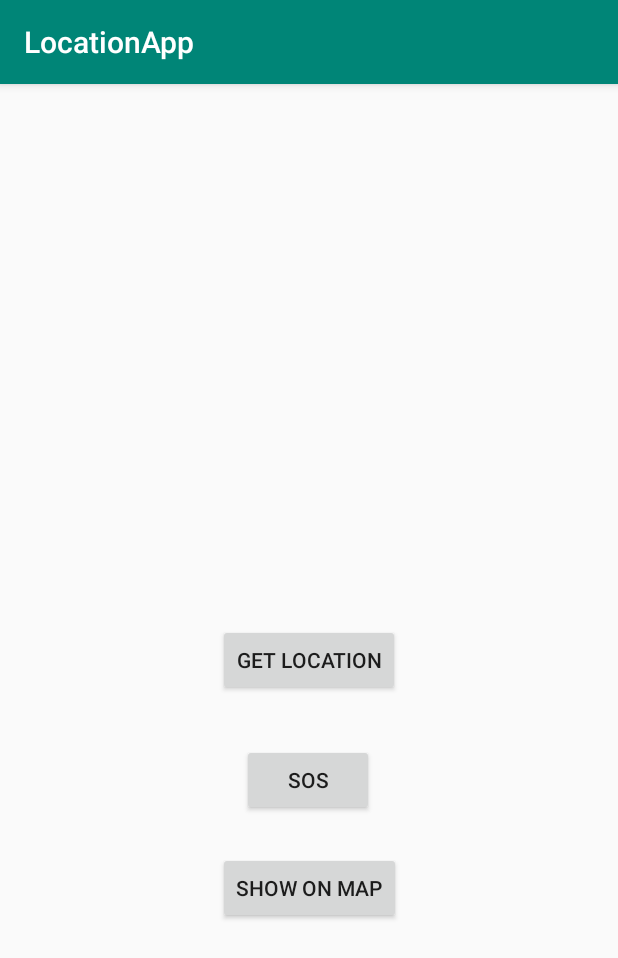
After one commit to amrhesham95/Android, an Android app: the MapActivity screen opened directly, with no data from a screen before it, on a phone screen of 412 x 824 dp. The commit adds this screen. Shown: the top 958 px of the screen. Run offline under Robolectric (Android 15) with nearby library versions, the phone set to English and light mode, and no system bars; libraries missing offline, so code that uses them is left out: com.here.android; 2 statements that could not run were skipped.

Commit message:
locationMaps_HERE_GOOGLE

```diff
--- /dev/null
+++ b/LocationApp/app/src/main/java/com/example/locationapp/MapActivity.java
@@ -0,0 +1,104 @@
+package com.example.locationapp;
+
+import android.Manifest;
+import android.content.pm.PackageManager;
+import android.support.annotation.NonNull;
+import android.support.v4.app.ActivityCompat;
+import android.support.v4.content.ContextCompat;
+import android.support.v7.app.AppCompatActivity;
+import android.os.Bundle;
+import android.widget.Toast;
+
+import com.here.android.mpa.common.GeoCoordinate;
+import com.here.android.mpa.common.OnEngineInitListener;
+import com.here.android.mpa.mapping.Map;
+import com.here.android.mpa.mapping.SupportMapFragment;
+
+import java.util.ArrayList;
+import java.util.Arrays;
+import java.util.List;
+
+public class MapActivity extends AppCompatActivity {
+    private final static int REQUEST_CODE_ASK_PERMISSIONS = 1;
+    private static final String[] REQUIRED_SDK_PERMISSIONS = new String[]{
+            Manifest.permission.ACCESS_FINE_LOCATION, Manifest.permission.WRITE_EXTERNAL_STORAGE};
+
+
+    // map embedded in the map fragment
+    private Map map = null;
+
+    // map fragment embedded in this activity
+    private SupportMapFragment mapFragment = null;
+
+    @Override
+    protected void onCreate(Bundle savedInstanceState) {
+        super.onCreate(savedInstanceState);
+        checkPermissions();
+    }
+
+    private void initialize() {
+        setContentView(R.layout.activity_main);
+
+        // Search for the map fragment to finish setup by calling init().
+        mapFragment = (SupportMapFragment) getSupportFragmentManager().findFragmentById(R.id.mapfragment);
+
+            mapFragment.init(new OnEngineInitListener() {
+            @Override
+            public void onEngineInitializationCompleted(OnEngineInitListener.Error error) {
+                if (error == OnEngineInitListener.Error.NONE) {
+                    // retrieve a reference of the map from the map fragment
+                    map = mapFragment.getMap();
+                    // Set the map center to the Vancouver region (no animation)
+                    map.setCenter(new GeoCoordinate(49.196261, -123.004773, 0.0),
+                            Map.Animation.NONE);
+                    // Set the zoom level to the average between min and max
+                    map.setZoomLevel((map.getMaxZoomLevel() + map.getMinZoomLevel()) / 2);
+                } else {
+                    System.out.println("ERROR: Cannot initialize Map Fragment");
+                }
+            }
+        });
+    }
+
+    protected void checkPermissions() {
+        final List<String> missingPermissions = new ArrayList<String>();
+        // check all required dynamic permissions
+        for (final String permission : REQUIRED_SDK_PERMISSIONS) {
+            final int result = ContextCompat.checkSelfPermission(this, permission);
+            if (result != PackageManager.PERMISSION_GRANTED) {
+                missingPermissions.add(permission);
+            }
+        }
+        if (!missingPermissions.isEmpty()) {
+            // request all missing permissions
+            final String[] permissions = missingPermissions
+                    .toArray(new String[missingPermissions.size()]);
+            ActivityCompat.requestPermissions(this, permissions, REQUEST_CODE_ASK_PERMISSIONS);
+        } else {
+            final int[] grantResults = new int[REQUIRED_SDK_PERMISSIONS.length];
+            Arrays.fill(grantResults, PackageManager.PERMISSION_GRANTED);
+            onRequestPermissionsResult(REQUEST_CODE_ASK_PERMISSIONS, REQUIRED_SDK_PERMISSIONS,
+                    grantResults);
+        }
+    }
+
+    @Override
+    public void onRequestPermissionsResult(int requestCode, @NonNull String permissions[],
+                                           @NonNull int[] grantResults) {
+        switch (requestCode) {
+            case REQUEST_CODE_ASK_PERMISSIONS:
+                for (int index = permissions.length - 1; index >= 0; --index) {
+                    if (grantResults[index] != PackageManager.PERMISSION_GRANTED) {
+                        // exit the app if one permission is not granted
+                        Toast.makeText(this, "Required permission '" + permissions[index]
+                                + "' not granted, exiting", Toast.LENGTH_LONG).show();
+                        finish();
+                        return;
+                    }
+                }
+                // all permissions were granted
+                initialize();
+                break;
+        }
+    }
+}
--- a/LocationApp/app/src/main/res/layout/activity_main.xml
+++ b/LocationApp/app/src/main/res/layout/activity_main.xml
@@ -24,9 +24,21 @@
         android:id="@+id/btnSOSID"
         android:layout_width="wrap_content"
         android:layout_height="wrap_content"
-        android:layout_marginTop="8dp"
+        android:layout_marginTop="32dp"
         android:text="@string/sos"
         app:layout_constraintEnd_toEndOf="@+id/btnGetLocationID"
+        app:layout_constraintHorizontal_bias="0.47"
         app:layout_constraintStart_toStartOf="@+id/btnGetLocationID"
         app:layout_constraintTop_toBottomOf="@+id/btnGetLocationID" />
+
+    <Button
+        android:id="@+id/btnShowMapID"
+        android:layout_width="wrap_content"
+        android:layout_height="wrap_content"
+        android:layout_marginTop="24dp"
+        android:text="@string/show_on_map"
+        app:layout_constraintEnd_toEndOf="@+id/btnGetLocationID"
+        app:layout_constraintHorizontal_bias="0.0"
+        app:layout_constraintStart_toStartOf="@+id/btnGetLocationID"
+        app:layout_constraintTop_toBottomOf="@+id/btnSOSID" />
 </android.support.constraint.ConstraintLayout>
--- a/LocationApp/app/src/main/res/values/strings.xml
+++ b/LocationApp/app/src/main/res/values/strings.xml
@@ -2,4 +2,7 @@
     <string name="app_name">LocationApp</string>
     <string name="getlocation">get location</string>
     <string name="sos">SOS</string>
+    <string name="show_on_map">Show on map</string>
+    <string name="title_activity_google_maps">Map</string>
+    <string name="where_am_i">Where am i ?</string>
 </resources>
```
Also changed, not shown: LocationApp/app/build.gradle (+8 -0 lines), LocationApp/app/src/debug/res/values/google_maps_api.xml (added, +24 -0 lines), LocationApp/app/src/main/AndroidManifest.xml (+34 -0 lines), LocationApp/app/src/main/java/com/example/locationapp/GoogleMapsActivity.java (added, +46 -0 lines), LocationApp/app/src/main/java/com/example/locationapp/MainActivity.java (+8 -0 lines), LocationApp/app/src/main/res/layout/activity_google_maps.xml (added, +25 -0 lines), LocationApp/app/src/main/res/layout/activity_map.xml (added, +22 -0 lines), 2 other files.
